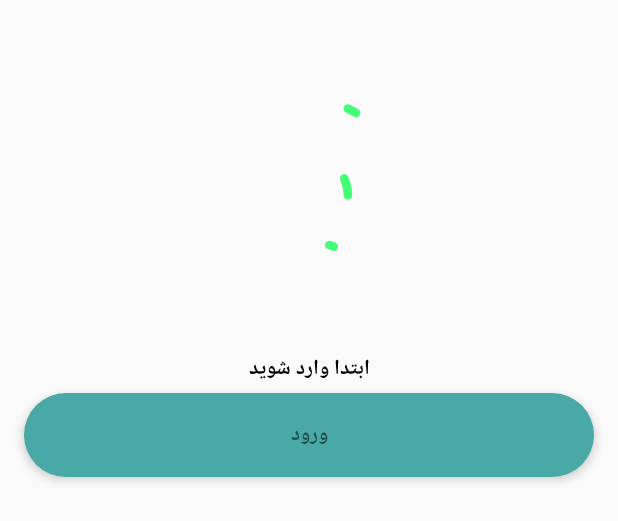
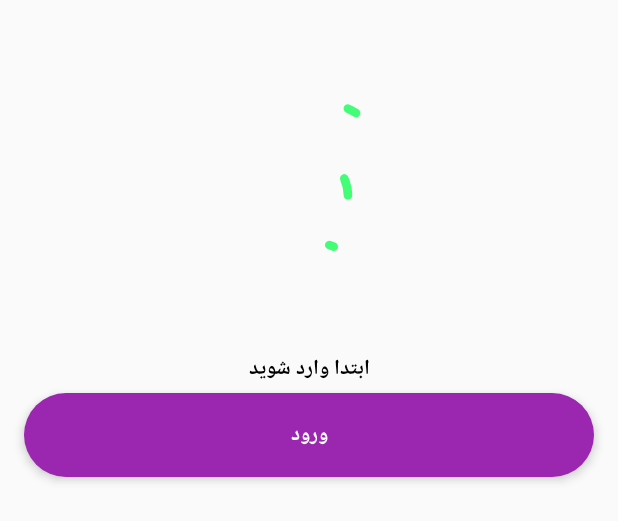
Before and after one commit to salmanseifian/fazshow, an Android app: the layout authentication_dlg.xml on its own in the app's theme, with its tools: preview values and no code run, on a phone screen of 412 x 824 dp. Shown: the top 521 px of the screen. Run offline under Robolectric (Android 15) with nearby library versions, the phone set to English and light mode, and no system bars.

Commit message:
update: fix bugs on android 4

```diff
--- a/app/build.gradle
+++ b/app/build.gradle
@@ -43,8 +43,8 @@ android {
 
         Fehrest {
             applicationId "com.owjmedia.fehrest"
-            versionCode 7
-            versionName "1.2.1"
+            versionCode 8
+            versionName "1.2.2"
             buildConfigField "boolean", "HOME_SCREEN", "true"
             buildConfigField "boolean", "VOTE", "false"
             buildConfigField "boolean", "LOTTERY", "true"
--- a/app/src/main/java/com/owjmedia/faaz/ar/HelloAR.java
+++ b/app/src/main/java/com/owjmedia/faaz/ar/HelloAR.java
@@ -252,8 +252,8 @@ public class HelloAR {
                                 current_video_renderer = video_renderers.get(0);
                             } else if (target_name.equals("01") && video_renderers.get(1).texId() != 0) {
                                 video = new ARVideo();
-                                video.openStreamingVideo("http://94.182.227.211/media/ar_item/videos/P01_pcwoU2x.mp4", video_renderers.get(1).texId());
-                                current_video_renderer = video_renderers.get(0);
+                                video.openStreamingVideo("http://94.182.227.211/media/ar_item/videos/P001.mp4", video_renderers.get(1).texId());
+                                current_video_renderer = video_renderers.get(1);
                             } else if (target_name.equals("02") && video_renderers.get(2).texId() != 0) {
                                 video = new ARVideo();
                                 video.openStreamingVideo("http://94.182.227.211/media/ar_item/videos/P02.mp4", video_renderers.get(2).texId());
--- a/app/src/main/java/com/owjmedia/faaz/videodetail/VideoFragment.java
+++ b/app/src/main/java/com/owjmedia/faaz/videodetail/VideoFragment.java
@@ -81,7 +81,6 @@ public class VideoFragment extends Fragment {
     public void onPause() {
         if (Util.SDK_INT <= 23) {
             releasePlayer();
-            ((GalleryActivity) getActivity()).toolbar.setBackgroundColor(ResourcesCompat.getColor(getResources(), R.color.colorPrimary, null));
         }
         super.onPause();
     }
@@ -90,7 +89,6 @@ public class VideoFragment extends Fragment {
     public void onStop() {
         if (Util.SDK_INT > 23) {
             releasePlayer();
-//            ((GalleryActivity) getActivity()).toolbar.setBackgroundColor(ResourcesCompat.getColor(getResources(), R.color.colorPrimary, null));
         }
         super.onStop();
     }
--- a/app/src/main/java/com/owjmedia/faaz/votedetail/VoteDetailAdapter.java
+++ b/app/src/main/java/com/owjmedia/faaz/votedetail/VoteDetailAdapter.java
@@ -37,16 +37,15 @@ public class VoteDetailAdapter extends RecyclerView.Adapter<VoteDetailViewHolder
     public void onBindViewHolder(VoteDetailViewHolder holder, int position) {
         Item votingItem = mVoteItems.get(position);
         holder.bind(votingItem, listener);
+        ImageHelper.getInstance(mContext).imageLoader(votingItem.getImage(), holder.imgCandidate, ImageHelper.ImageType.AVATAR);
 
+        holder.txtCandidateName.setText(votingItem.getText());
         if (votingItem.isVoted()) {
             holder.lottieCheck.setVisibility(View.VISIBLE);
-            ImageHelper.getInstance(mContext).imageLoader(votingItem.getVotedImage(), holder.imgCandidate, ImageHelper.ImageType.AVATAR);
         } else {
             holder.lottieCheck.setVisibility(View.INVISIBLE);
-            ImageHelper.getInstance(mContext).imageLoader(votingItem.getImage(), holder.imgCandidate, ImageHelper.ImageType.AVATAR);
         }
 
-        holder.txtCandidateName.setText(votingItem.getText());
     }
 
     @Override
--- a/app/src/main/java/com/owjmedia/faaz/votedetail/VoteDetailFragment.java
+++ b/app/src/main/java/com/owjmedia/faaz/votedetail/VoteDetailFragment.java
@@ -84,7 +84,6 @@ public class VoteDetailFragment extends Fragment implements VoteDetailContract.V
                         voteItem.setVoted(false);
                         lottieAnimationView.setVisibility(View.GONE);
                     } else {
-                        ImageHelper.getInstance(getContext()).imageLoader(voteItem.getVotedImage(), imgCandidate, ImageHelper.ImageType.AVATAR);
                         voteItem.setVoted(true);
                         lottieAnimationView.setVisibility(View.VISIBLE);
                         lottieAnimationView.playAnimation();
--- /dev/null
+++ b/app/src/main/res/drawable-v21/bg_button.xml
@@ -0,0 +1,13 @@
+<?xml version="1.0" encoding="utf-8"?>
+<ripple xmlns:android="http://schemas.android.com/apk/res/android"
+    xmlns:tools="http://schemas.android.com/tools"
+    android:color="@color/colorPrimaryDark"
+    tools:targetApi="LOLLIPOP">
+    <item>
+        <shape xmlns:android="http://schemas.android.com/apk/res/android">
+
+            <solid android:color="@color/colorPrimary" />
+            <corners android:radius="32dp" />
+        </shape>
+    </item>
+</ripple>
--- a/app/src/main/res/drawable/bg_button.xml
+++ b/app/src/main/res/drawable/bg_button.xml
@@ -1,13 +1,5 @@
 <?xml version="1.0" encoding="utf-8"?>
-<ripple xmlns:android="http://schemas.android.com/apk/res/android"
-    xmlns:tools="http://schemas.android.com/tools"
-    android:color="@color/colorRipple"
-    tools:targetApi="LOLLIPOP">
-    <item>
-        <shape xmlns:android="http://schemas.android.com/apk/res/android">
-
-            <solid android:color="@color/colorButtonBackground" />
-            <corners android:radius="32dp" />
-        </shape>
-    </item>
-</ripple>
+<shape xmlns:android="http://schemas.android.com/apk/res/android">
+    <solid android:color="@color/colorPrimary" />
+    <corners android:radius="32dp" />
+</shape>
--- a/app/src/main/res/values/styles.xml
+++ b/app/src/main/res/values/styles.xml
@@ -48,6 +48,7 @@
         <item name="android:background">@drawable/bg_button</item>
         <item name="android:clickable">true</item>
         <item name="android:gravity">center</item>
+        <item name="android:textColor">@color/colorWhite</item>
         <item name="android:elevation">4dp</item>
     </style>
 
```
Also changed, not shown: app/src/main/java/com/owjmedia/faaz/general/DetailsTransition.java (+9 -5 lines).
